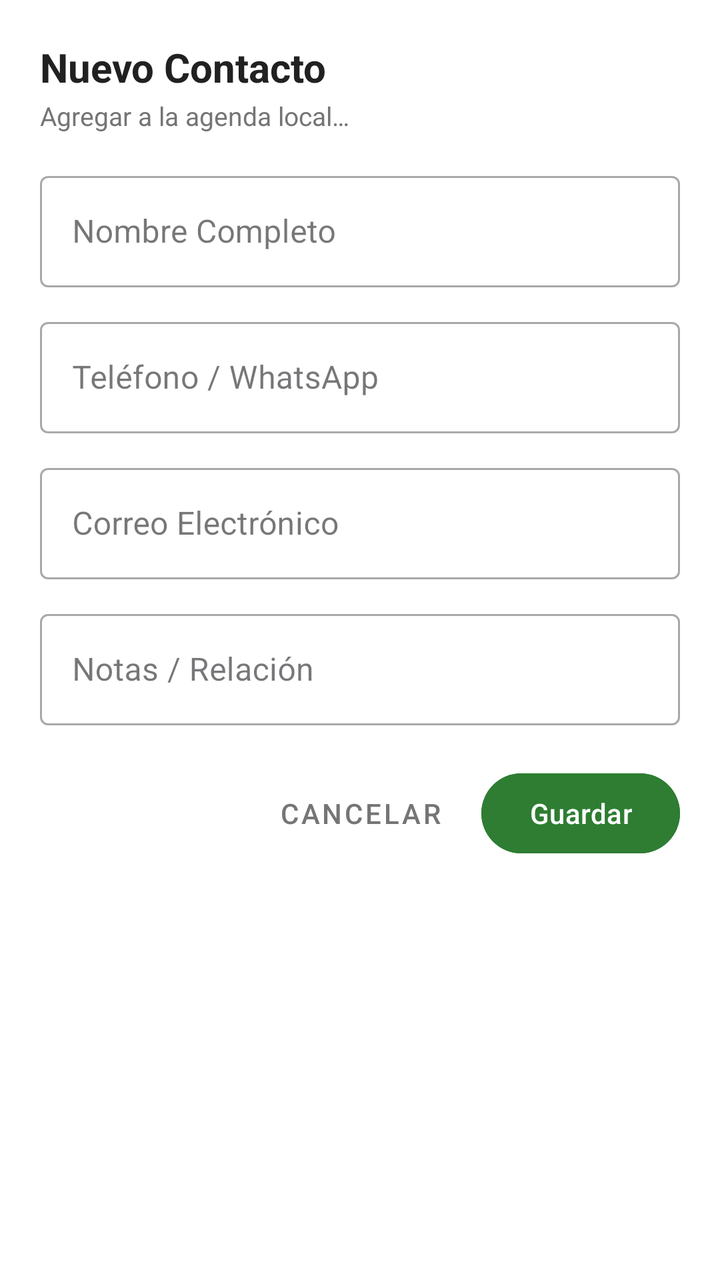
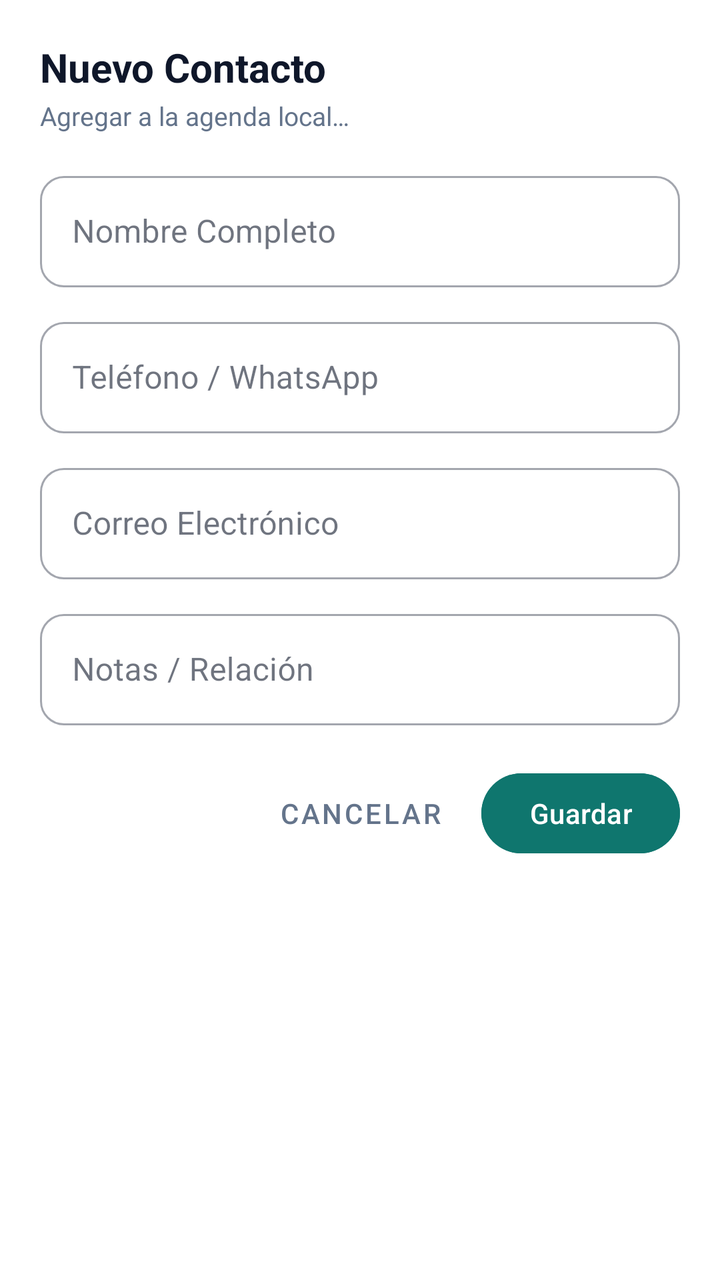

Two renders of the same Android screen: before a commit and after it. Below are the layout's source before the change and the commit's diff.
<!-- AndroidManifest.xml: application theme Theme.CashoLocal -->
<!-- res/layout/dialog_add_contact.xml -->
<?xml version="1.0" encoding="utf-8"?>
<LinearLayout xmlns:android="http://schemas.android.com/apk/res/android"
    xmlns:app="http://schemas.android.com/apk/res-auto"
    xmlns:tools="http://schemas.android.com/tools"
    android:id="@+id/llnuevocontactoraiz"
    android:layout_width="match_parent"
    android:layout_height="wrap_content"
    android:background="#FFFFFF"
    android:orientation="vertical"
    android:padding="20dp"
    tools:context=".AddContactDialogFragment">

    
    <TextView
        android:id="@+id/tvtitulonuevocontacto"
        android:layout_width="wrap_content"
        android:layout_height="wrap_content"
        android:text="@string/add_contact_dialog_title"
        android:textColor="#212121"
        android:textSize="20sp"
        android:textStyle="bold" />

    <TextView
        android:id="@+id/tvsubtitulonuevocontacto"
        android:layout_width="wrap_content"
        android:layout_height="wrap_content"
        android:layout_marginTop="2dp"
        android:text="@string/add_contact_dialog_subtitle"
        android:textColor="#757575"
        android:textSize="13sp" />

    
    <com.google.android.material.textfield.TextInputLayout
        android:id="@+id/tilcontenedornombrecontacto"
        style="@style/Widget.MaterialComponents.TextInputLayout.OutlinedBox"
        android:layout_width="match_parent"
        android:layout_height="wrap_content"
        android:layout_marginTop="16dp"
        android:hint="@string/contact_name_hint">

        <com.google.android.material.textfield.TextInputEditText
            android:id="@+id/etnombrecontactocompleto"
            android:layout_width="match_parent"
            android:layout_height="wrap_content"
            android:inputType="textPersonName" />

    </com.google.android.material.textfield.TextInputLayout>

    
    <com.google.android.material.textfield.TextInputLayout
        android:id="@+id/tilcontenedortelefonocontacto"
        style="@style/Widget.MaterialComponents.TextInputLayout.OutlinedBox"
        android:layout_width="match_parent"
        android:layout_height="wrap_content"
        android:layout_marginTop="12dp"
        android:hint="@string/contact_phone_hint">

        <com.google.android.material.textfield.TextInputEditText
            android:id="@+id/ettelefonowhatsapp"
            android:layout_width="match_parent"
            android:layout_height="wrap_content"
            android:inputType="phone" />

    </com.google.android.material.textfield.TextInputLayout>

    
    <com.google.android.material.textfield.TextInputLayout
        android:id="@+id/tilcontenedorcorreocontacto"
        style="@style/Widget.MaterialComponents.TextInputLayout.OutlinedBox"
        android:layout_width="match_parent"
        android:layout_height="wrap_content"
        android:layout_marginTop="12dp"
        android:hint="@string/contact_email_hint">

        <com.google.android.material.textfield.TextInputEditText
            android:id="@+id/etcorreoelectronico"
            android:layout_width="match_parent"
            android:layout_height="wrap_content"
            android:inputType="textEmailAddress" />

    </com.google.android.material.textfield.TextInputLayout>

    
    <com.google.android.material.textfield.TextInputLayout
        android:id="@+id/tilcontenedornotascontacto"
        style="@style/Widget.MaterialComponents.TextInputLayout.OutlinedBox"
        android:layout_width="match_parent"
        android:layout_height="wrap_content"
        android:layout_marginTop="12dp"
        android:hint="@string/contact_notes_hint">

        <com.google.android.material.textfield.TextInputEditText
            android:id="@+id/etnotasrelacion"
            android:layout_width="match_parent"
            android:layout_height="wrap_content"
            android:inputType="textMultiLine" />

    </com.google.android.material.textfield.TextInputLayout>

    
    <LinearLayout
        android:id="@+id/llaccionesdialogocontacto"
        android:layout_width="match_parent"
        android:layout_height="wrap_content"
        android:layout_marginTop="20dp"
        android:gravity="end"
        android:orientation="horizontal">

        <com.google.android.material.button.MaterialButton
            android:id="@+id/btncancelarcontacto"
            style="@style/Widget.MaterialComponents.Button.TextButton"
            android:layout_width="wrap_content"
            android:layout_height="wrap_content"
            android:text="@string/cancel_btn"
            android:textColor="#757575" />

        <com.google.android.material.button.MaterialButton
            android:id="@+id/btnguardarcontacto"
            android:layout_width="wrap_content"
            android:layout_height="wrap_content"
            android:layout_marginStart="12dp"
            android:backgroundTint="#2E7D32"
            android:text="@string/save_btn"
            android:textColor="#FFFFFF" />

    </LinearLayout>

</LinearLayout>
<!-- resources referenced by this layout -->
<resources>
  <string name="add_contact_dialog_subtitle">Agregar a la agenda local…</string>
  <string name="add_contact_dialog_title">Nuevo Contacto</string>
  <string name="cancel_btn">Cancelar</string>
  <string name="contact_email_hint">Correo Electrónico</string>
  <string name="contact_name_hint">Nombre Completo</string>
  <string name="contact_notes_hint">Notas / Relación</string>
  <string name="contact_phone_hint">Teléfono / WhatsApp</string>
  <string name="save_btn">Guardar</string>
  <style name="Theme.CashoLocal" parent="Base.Theme.CashoLocal" />
  <style name="Base.Theme.CashoLocal" parent="Theme.Material3.DayNight.NoActionBar">
          
          
      </style>
</resources>

<!-- the commit's change to res/layout/dialog_add_contact.xml (unified diff, before → after) -->
@@ -5,7 +5,7 @@
     android:id="@+id/llnuevocontactoraiz"
     android:layout_width="match_parent"
     android:layout_height="wrap_content"
-    android:background="#FFFFFF"
+    android:background="@color/surface_light"
     android:orientation="vertical"
     android:padding="20dp"
     tools:context=".AddContactDialogFragment">
@@ -16,7 +16,7 @@
         android:layout_width="wrap_content"
         android:layout_height="wrap_content"
         android:text="@string/add_contact_dialog_title"
-        android:textColor="#212121"
+        android:textColor="@color/text_primary"
         android:textSize="20sp"
         android:textStyle="bold" />
 
@@ -26,7 +26,7 @@
         android:layout_height="wrap_content"
         android:layout_marginTop="2dp"
         android:text="@string/add_contact_dialog_subtitle"
-        android:textColor="#757575"
+        android:textColor="@color/text_secondary"
         android:textSize="13sp" />
 
     
@@ -36,13 +36,18 @@
         android:layout_width="match_parent"
         android:layout_height="wrap_content"
         android:layout_marginTop="16dp"
-        android:hint="@string/contact_name_hint">
+        android:hint="@string/contact_name_hint"
+        app:boxCornerRadiusBottomEnd="12dp"
+        app:boxCornerRadiusBottomStart="12dp"
+        app:boxCornerRadiusTopEnd="12dp"
+        app:boxCornerRadiusTopStart="12dp">
 
         <com.google.android.material.textfield.TextInputEditText
             android:id="@+id/etnombrecontactocompleto"
             android:layout_width="match_parent"
             android:layout_height="wrap_content"
-            android:inputType="textPersonName" />
+            android:inputType="textPersonName"
+            android:textColor="@color/text_primary" />
 
     </com.google.android.material.textfield.TextInputLayout>
 
@@ -53,13 +58,18 @@
         android:layout_width="match_parent"
         android:layout_height="wrap_content"
         android:layout_marginTop="12dp"
-        android:hint="@string/contact_phone_hint">
+        android:hint="@string/contact_phone_hint"
+        app:boxCornerRadiusBottomEnd="12dp"
+        app:boxCornerRadiusBottomStart="12dp"
+        app:boxCornerRadiusTopEnd="12dp"
+        app:boxCornerRadiusTopStart="12dp">
 
         <com.google.android.material.textfield.TextInputEditText
             android:id="@+id/ettelefonowhatsapp"
             android:layout_width="match_parent"
             android:layout_height="wrap_content"
-            android:inputType="phone" />
+            android:inputType="phone"
+            android:textColor="@color/text_primary" />
 
     </com.google.android.material.textfield.TextInputLayout>
 
@@ -70,13 +80,18 @@
         android:layout_width="match_parent"
         android:layout_height="wrap_content"
         android:layout_marginTop="12dp"
-        android:hint="@string/contact_email_hint">
+        android:hint="@string/contact_email_hint"
+        app:boxCornerRadiusBottomEnd="12dp"
+        app:boxCornerRadiusBottomStart="12dp"
+        app:boxCornerRadiusTopEnd="12dp"
+        app:boxCornerRadiusTopStart="12dp">
 
         <com.google.android.material.textfield.TextInputEditText
             android:id="@+id/etcorreoelectronico"
             android:layout_width="match_parent"
             android:layout_height="wrap_content"
-            android:inputType="textEmailAddress" />
+            android:inputType="textEmailAddress"
+            android:textColor="@color/text_primary" />
 
     </com.google.android.material.textfield.TextInputLayout>
 
@@ -87,13 +102,18 @@
         android:layout_width="match_parent"
         android:layout_height="wrap_content"
         android:layout_marginTop="12dp"
-        android:hint="@string/contact_notes_hint">
+        android:hint="@string/contact_notes_hint"
+        app:boxCornerRadiusBottomEnd="12dp"
+        app:boxCornerRadiusBottomStart="12dp"
+        app:boxCornerRadiusTopEnd="12dp"
+        app:boxCornerRadiusTopStart="12dp">
 
         <com.google.android.material.textfield.TextInputEditText
             android:id="@+id/etnotasrelacion"
             android:layout_width="match_parent"
             android:layout_height="wrap_content"
-            android:inputType="textMultiLine" />
+            android:inputType="textMultiLine"
+            android:textColor="@color/text_primary" />
 
     </com.google.android.material.textfield.TextInputLayout>
 
@@ -112,16 +132,16 @@
             android:layout_width="wrap_content"
             android:layout_height="wrap_content"
             android:text="@string/cancel_btn"
-            android:textColor="#757575" />
+            android:textColor="@color/text_secondary" />
 
         <com.google.android.material.button.MaterialButton
             android:id="@+id/btnguardarcontacto"
             android:layout_width="wrap_content"
             android:layout_height="wrap_content"
             android:layout_marginStart="12dp"
-            android:backgroundTint="#2E7D32"
+            android:backgroundTint="@color/primary"
             android:text="@string/save_btn"
-            android:textColor="#FFFFFF" />
+            android:textColor="@color/white" />
 
     </LinearLayout>
 
<!-- resource entries referenced after the edit -->
@@ -1,5 +1,10 @@
 <!-- resources referenced by this layout -->
 <resources>
+  <color name="primary">#0F766E</color>
+  <color name="surface_light">#FFFFFF</color>
+  <color name="text_primary">#0F172A</color>
+  <color name="text_secondary">#64748B</color>
+  <color name="white">#FFFFFFFF</color>
   <string name="add_contact_dialog_subtitle">Agregar a la agenda local…</string>
   <string name="add_contact_dialog_title">Nuevo Contacto</string>
   <string name="cancel_btn">Cancelar</string>
@@ -11,7 +16,22 @@
   <style name="Theme.CashoLocal" parent="Base.Theme.CashoLocal" />
   <style name="Base.Theme.CashoLocal" parent="Theme.Material3.DayNight.NoActionBar">
           
-          
+          <item name="colorPrimary">@color/primary</item>
+          <item name="colorPrimaryVariant">@color/primary_dark</item>
+          <item name="colorOnPrimary">@color/white</item>
+          <item name="colorPrimaryContainer">@color/primary_container</item>
+          <item name="colorOnPrimaryContainer">@color/on_primary_container</item>
+  
+          <item name="android:windowBackground">@color/background_light</item>
+          <item name="colorSurface">@color/surface_light</item>
+          <item name="colorOnSurface">@color/text_primary</item>
+  
+          <item name="android:statusBarColor">@color/background_light</item>
+          <item name="android:windowLightStatusBar">true</item>
       </style>
+  <color name="primary_dark">#047857</color>
+  <color name="primary_container">#ECFDF5</color>
+  <color name="on_primary_container">#047857</color>
+  <color name="background_light">#F8FAFC</color>
 </resources>
 
